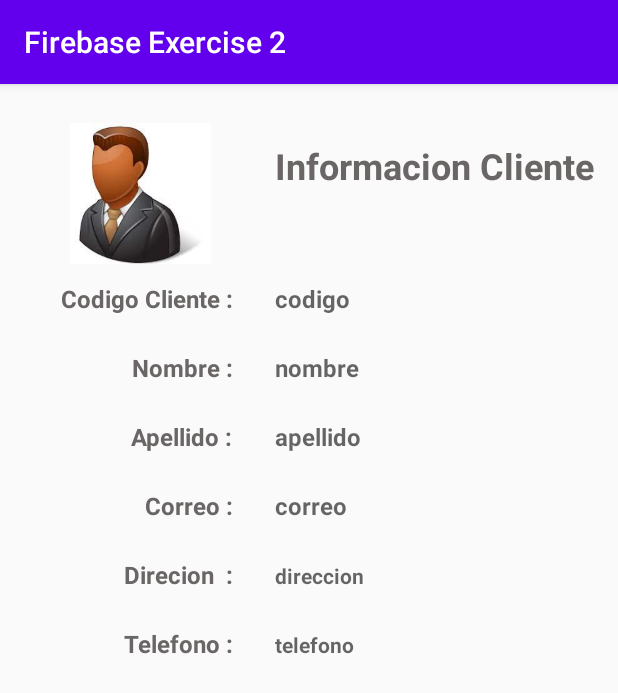
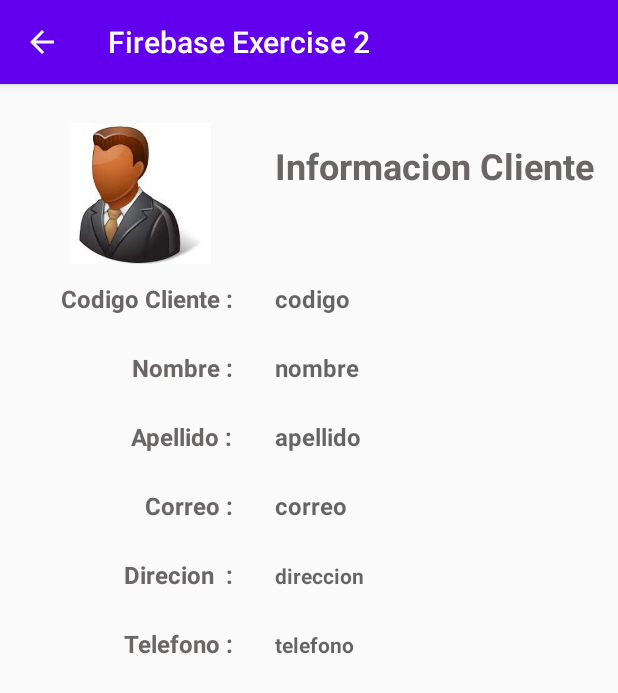
Before and after one commit to ArielJinde/jinde_ariel_examen2, an Android app: the VistaClienteActivity screen opened directly, with no data from a screen before it, on a phone screen of 412 x 824 dp. Shown: the top 693 px of the screen. Run offline under Robolectric (Android 15) with nearby library versions, the phone set to English and light mode, and no system bars; 6 statements that could not run were skipped.

Commit message:
commit Final

```diff
--- a/app/src/main/java/jinde/appfb02/Admin/VistaClienteActivity.java
+++ b/app/src/main/java/jinde/appfb02/Admin/VistaClienteActivity.java
@@ -4,14 +4,50 @@ import androidx.appcompat.app.AppCompatActivity;
 
 import android.content.Intent;
 import android.os.Bundle;
+import android.widget.TextView;
 
 import jinde.appfb02.R;
 
 public class VistaClienteActivity extends AppCompatActivity {
-
+    private TextView textViewId;
+    private TextView textViewNombre;
+    private TextView textViewApellido;
+    private TextView textViewCorreo;
+    private TextView textViewDirrecion;
+    private TextView textViewTelefono;
     @Override
     protected void onCreate(Bundle savedInstanceState) {
         super.onCreate(savedInstanceState);
         setContentView(R.layout.activity_vista_cliente);
+
+        textViewId = findViewById(R.id.textViewCodigo);
+        textViewNombre = findViewById(R.id.textViewNombre);
+        textViewApellido = findViewById(R.id.textViewApellido);
+        textViewCorreo = findViewById(R.id.textViewCorreo);
+        textViewDirrecion = findViewById(R.id.textViewDireccion);
+        textViewTelefono = findViewById(R.id.textViewTelefono);
+        llenarCliente();
+
+        //Button To Back
+        getSupportActionBar().setDisplayHomeAsUpEnabled(true);
     }
+
+    public void llenarCliente() {
+        Bundle bundle = getIntent().getExtras();
+        String codigo = bundle.getString("codigo").toString();
+        String correo = bundle.getString("correo").toString();
+        String nombre = bundle.getString("nombre").toString();
+        String apellido = bundle.getString("apellido").toString();
+        String direccion = bundle.getString("direccion").toString();
+        String telefono = bundle.getString("telefono").toString();
+        textViewId.setText(codigo);
+        textViewNombre.setText(nombre);
+        textViewApellido.setText(apellido);
+        textViewCorreo.setText(correo);
+        textViewDirrecion.setText(direccion);
+        textViewTelefono.setText(telefono);
+
+
+    }
+
 }
```
Also changed, not shown: app/src/main/java/jinde/appfb02/Admin/ListaMisPedidos_Activity.java (+58 -15 lines), app/src/main/java/jinde/appfb02/Home_Activity.java (+3 -33 lines).
